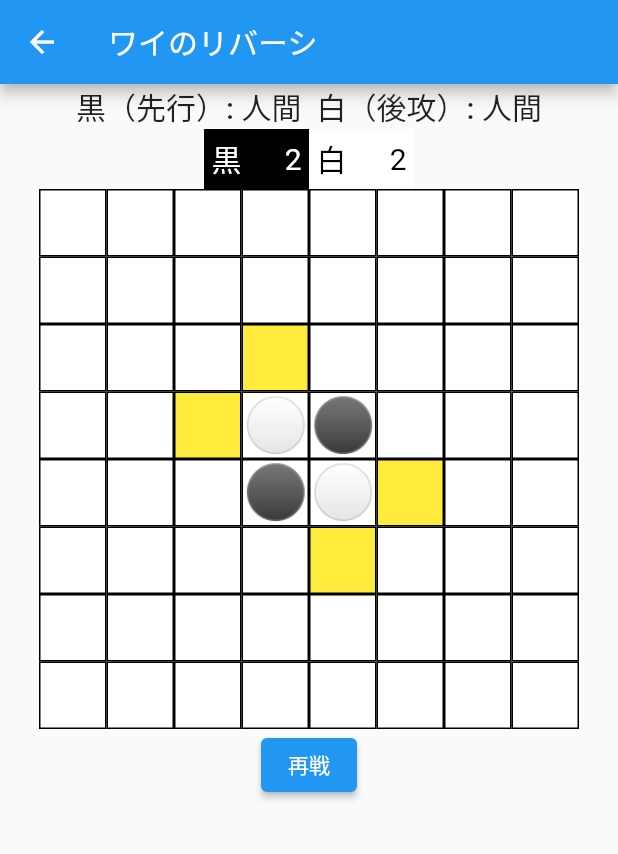
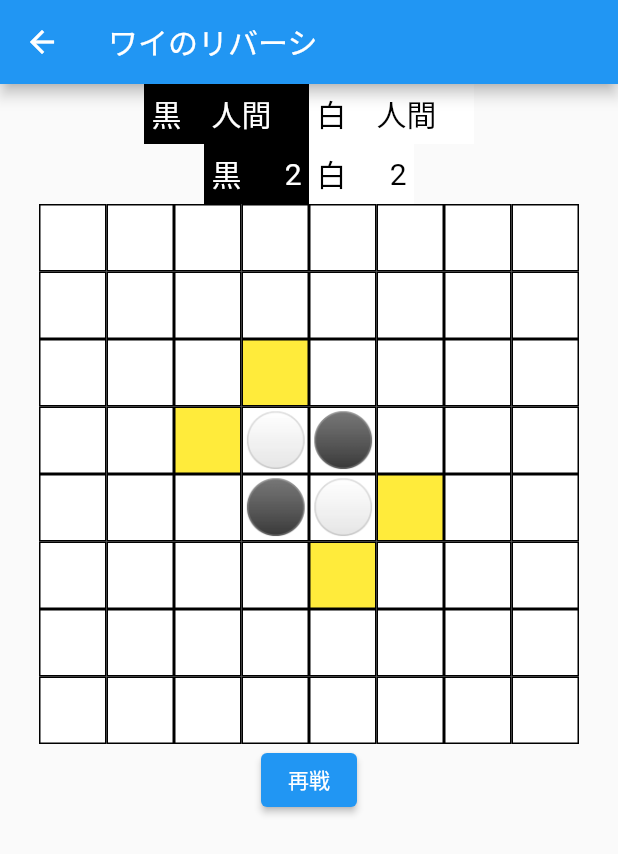
Before and after one commit to webarata3/flutter_reversi, a Flutter app: the screen it shows after launch, after a tap on "対局開始", on a phone screen of 412 x 824 dp. Shown: the top 854 px of the screen. Run offline on Flutter 3.47's test engine with Material 2 defaults, Android fonts, the light colour scheme and no system bars.

Commit message:
プレイヤーのラベルの装飾

```diff
--- a/lib/view/main_view.dart
+++ b/lib/view/main_view.dart
@@ -76,9 +76,62 @@ class _MainState extends State<MainPage> {
       ),
       body: Column(
         children: [
-          Text(
-            '黒（先行）: ${widget.player1.label}  白（後攻）: ${widget.player2.label}',
-            style: Theme.of(context).textTheme.headline6,
+          Row(
+            mainAxisAlignment: MainAxisAlignment.center,
+            children: [
+              Container(
+                padding: const EdgeInsets.all(5.0),
+                color: Colors.black,
+                child: Row(
+                  children: [
+                    const Text(
+                      '黒',
+                      style: TextStyle(
+                        color: Colors.white,
+                        fontSize: 20,
+                      ),
+                    ),
+                    Container(
+                      width: 80,
+                      alignment: Alignment.center,
+                      child: Text(
+                        widget.player1.label,
+                        style: const TextStyle(
+                          color: Colors.white,
+                          fontSize: 20,
+                        ),
+                      ),
+                    ),
+                  ],
+                ),
+              ),
+              Container(
+                padding: const EdgeInsets.all(5.0),
+                color: Colors.white,
+                child: Row(
+                  children: [
+                    const Text(
+                      '白',
+                      style: TextStyle(
+                        color: Colors.black,
+                        fontSize: 20,
+                      ),
+                    ),
+                    Container(
+                      width: 80,
+                      alignment: Alignment.center,
+                      child: Text(
+                        widget.player2.label,
+                        style: const TextStyle(
+                          color: Colors.black,
+                          fontSize: 20,
+                        ),
+                      ),
+                    ),
+                  ],
+                ),
+              ),
+            ],
           ),
           Row(
             mainAxisAlignment: MainAxisAlignment.center,
```
